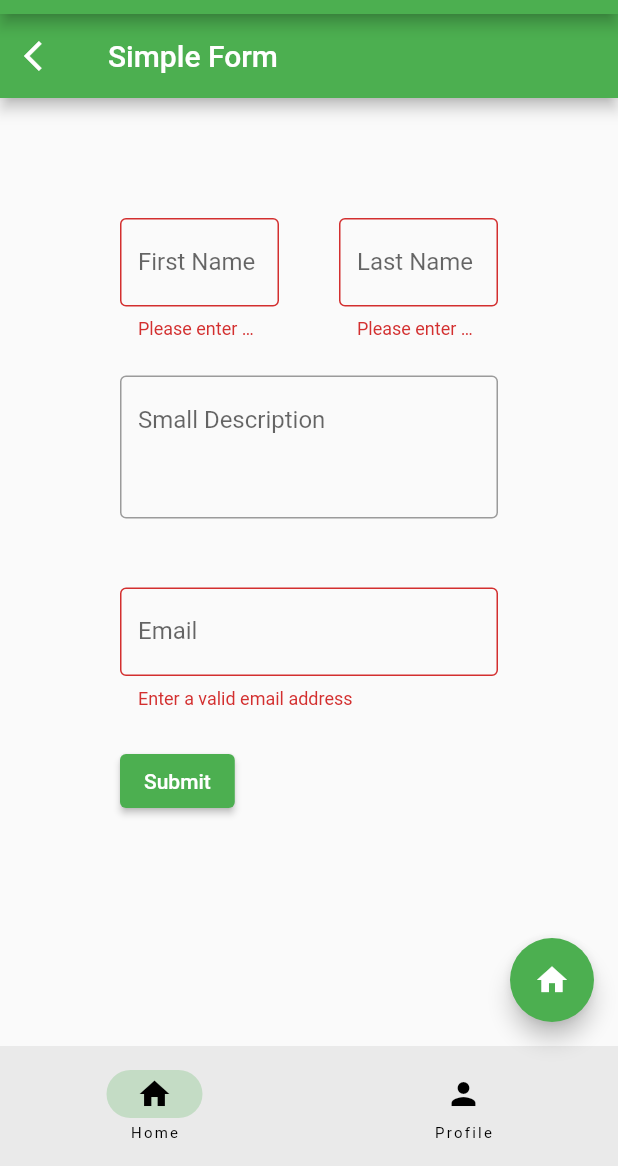
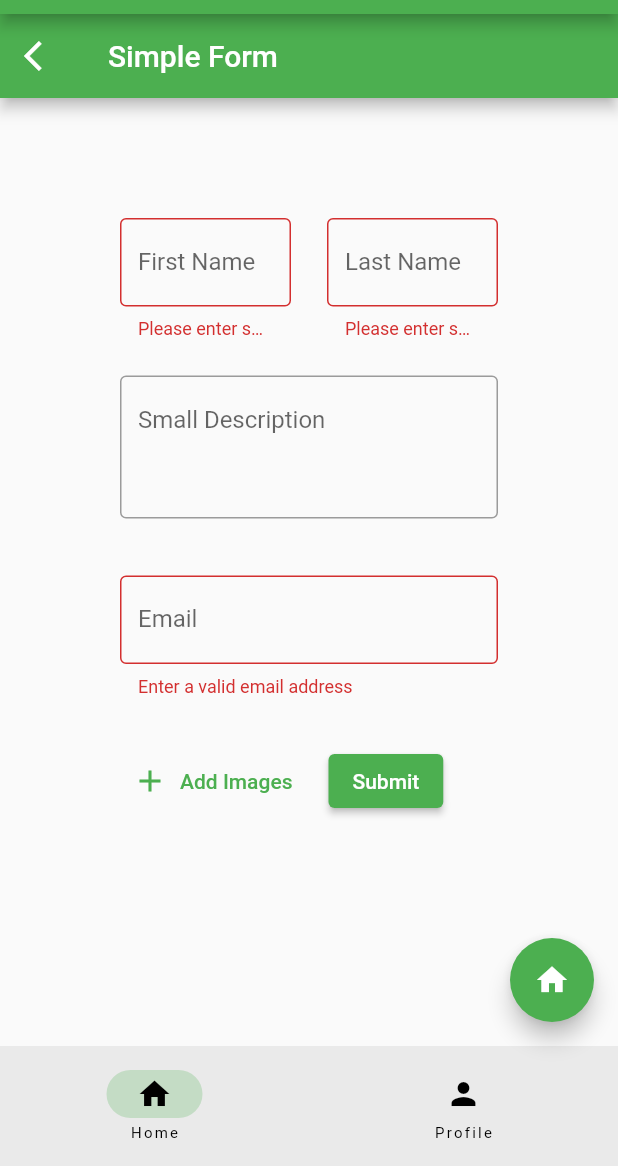
Before and after one commit to aHVpemhhbg/learn_flutter, a Flutter app: the screen it shows after launch, after a tap on "Submit", on a phone screen of 412 x 824 dp, the part 70-1236 px from its top. Run offline on Flutter 3.47's test engine with Material 2 defaults, Android fonts, the phone set to English and light mode, and no system bars; missing offline and left inert: image_picker_web.

Commit message:
refactor: make form smaller

```diff
--- a/lib/pages/simple_form_page.dart
+++ b/lib/pages/simple_form_page.dart
@@ -1,5 +1,9 @@
 import 'package:flutter/material.dart';
 import 'package:flutter/services.dart';
+import 'package:image_picker_web/image_picker_web.dart';
+import 'package:learn_flutter/widgets/image_gallery.dart';
+
+import '../utilities/validators.dart';
 
 class SimpleForm extends StatefulWidget {
   const SimpleForm({super.key});
@@ -10,19 +14,8 @@ class SimpleForm extends StatefulWidget {
 
 class _SimpleFormState extends State<SimpleForm> {
   final _formKey = GlobalKey<FormState>();
-
-  String? _validateEmail(String? value) {
-    String pattern =
-        r"^[a-zA-Z0-9.!#$%&'*+/=?^_`{|}~-]+@[a-zA-Z0-9](?:[a-zA-Z0-9-]"
-        r"{0,253}[a-zA-Z0-9])?(?:\.[a-zA-Z0-9](?:[a-zA-Z0-9-]"
-        r"{0,253}[a-zA-Z0-9])?)*$";
-    RegExp regex = RegExp(pattern);
-    if (value == null || value.isEmpty || !regex.hasMatch(value)) {
-      return 'Enter a valid email address';
-    } else {
-      return null;
-    }
-  }
+  late List<Uint8List> imageFileBytes = [];
+  bool isImageSelected = false;
 
   void _submitForm() => {
         if (_formKey.currentState!.validate())
@@ -72,7 +65,7 @@ class _SimpleFormState extends State<SimpleForm> {
                       },
                     ),
                   ),
-                  const SizedBox(width: 40),
+                  const SizedBox(width: 24),
                   Expanded(
                     child: TextFormField(
                       autovalidateMode: AutovalidateMode.onUserInteraction,
@@ -105,7 +98,7 @@ class _SimpleFormState extends State<SimpleForm> {
                 maxLines: 5,
               ),
             ),
-            const SizedBox(height: 24),
+            const SizedBox(height: 16),
             Flexible(
               child: TextFormField(
                 autovalidateMode: AutovalidateMode.onUserInteraction,
@@ -114,13 +107,36 @@ class _SimpleFormState extends State<SimpleForm> {
                   labelText: "Email",
                   helperText: " ",
                 ),
-                validator: (value) => _validateEmail(value),
+                validator: (value) => validateEmail(value),
               ),
             ),
-            const SizedBox(height: 24),
-            ElevatedButton(
-              onPressed: () => _submitForm(),
-              child: const Text('Submit'),
+            const SizedBox(height: 16),
+            ImageGallery(imageFileBytes: imageFileBytes),
+            const SizedBox(height: 16),
+            Row(
+              children: [
+                TextButton.icon(
+                  onPressed: () async {
+                    final image = await ImagePickerWeb.getImageAsBytes();
+
+                    setState(() {
+                      if (image != null) {
+                        imageFileBytes.add(image);
+                      }
+                      if (imageFileBytes.isNotEmpty) {
+                        isImageSelected = true;
+                      }
+                    });
+                  },
+                  icon: const Icon(Icons.add, size: 24),
+                  label: const Text("Add Images"),
+                ),
+                const SizedBox(width: 16),
+                ElevatedButton(
+                  onPressed: () => _submitForm(),
+                  child: const Text('Submit'),
+                ),
+              ],
             ),
           ]),
         ),
--- /dev/null
+++ b/lib/utilities/validators.dart
@@ -0,0 +1,13 @@
+
+  String? validateEmail(String? value) {
+    String pattern =
+        r"^[a-zA-Z0-9.!#$%&'*+/=?^_`{|}~-]+@[a-zA-Z0-9](?:[a-zA-Z0-9-]"
+        r"{0,253}[a-zA-Z0-9])?(?:\.[a-zA-Z0-9](?:[a-zA-Z0-9-]"
+        r"{0,253}[a-zA-Z0-9])?)*$";
+    RegExp regex = RegExp(pattern);
+    if (value == null || value.isEmpty || !regex.hasMatch(value)) {
+      return 'Enter a valid email address';
+    } else {
+      return null;
+    }
+  }
```
